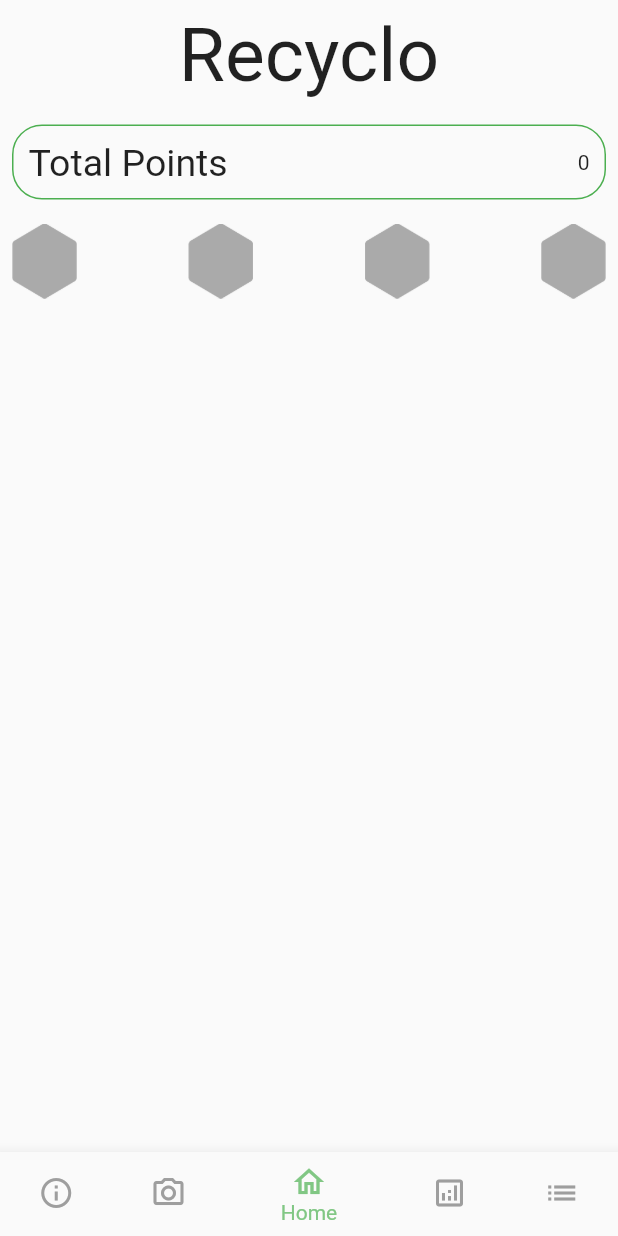
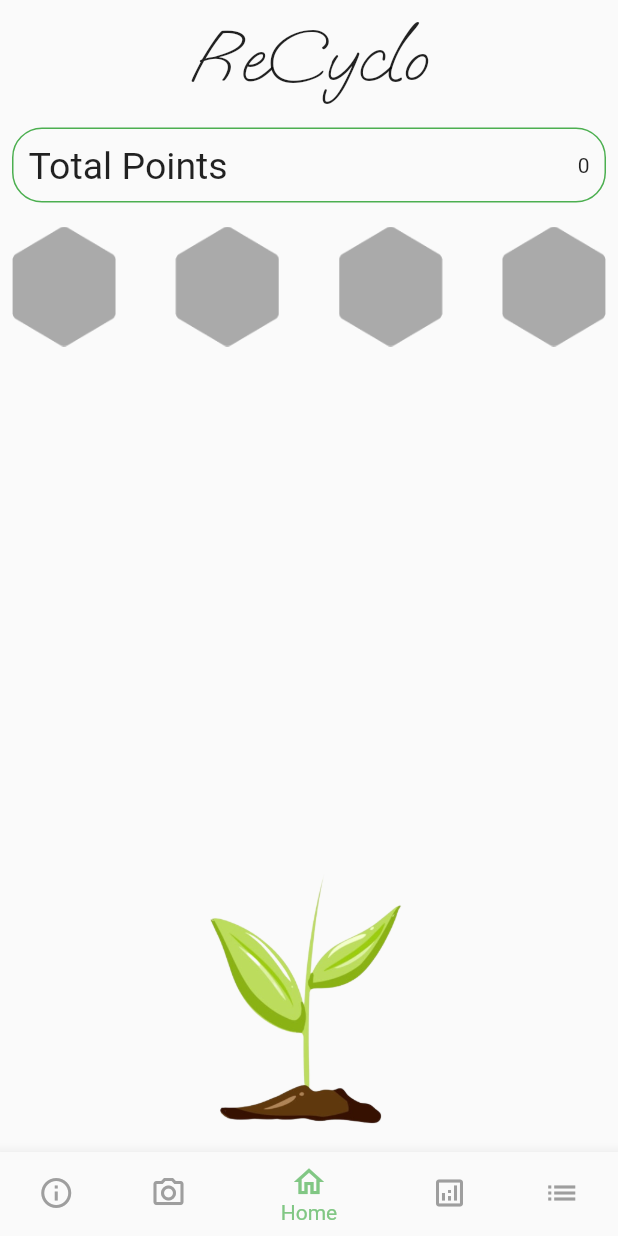
Before and after one commit to Artificially-Intelligent-Schulich/-Artificially-Intelligent, a Flutter app: the screen it shows after launch, on a phone screen of 412 x 824 dp. Run offline on Flutter 3.47's test engine with Material 2 defaults, Android fonts, the light colour scheme and no system bars; our stand-ins replace go_router.

Commit message:
updates to home page

```diff
--- a/recyclo/lib/models/user.dart
+++ b/recyclo/lib/models/user.dart
@@ -8,17 +8,33 @@ class User {
   final String email;
   final int points;
   late Badges badges;
-  late AssetImage tree;
+  Image tree;
   late List<Item> item;
 
   User({
     required this.name,
     required this.email,
     this.points = 0,
+    this.tree = const Image(image: AssetImage('assets/images/sprout.png')),
   });
 
   void setupUser() {
     badges = Badges(points: points);
-    tree = AssetImage('');
+  }
+
+  Image determineTree() {
+    if (points <= 5) {
+      tree = const Image(
+        image: AssetImage('assets/images/sprout.png'),
+        height: 200,
+      );
+    } else if (points <= 10) {
+      tree = const Image(image: AssetImage('assets/images/smalltree.png'));
+    } else if (points <= 15) {
+      tree = const Image(image: AssetImage('assets/images/bigtree2.png'));
+    } else {
+      tree = const Image(image: AssetImage('assets/images/forest.png'));
+    }
+    return tree;
   }
 }
--- a/recyclo/lib/widgets/badges.dart
+++ b/recyclo/lib/widgets/badges.dart
@@ -44,11 +44,11 @@ class Badges extends StatelessWidget {
     determineBadges();
     return Row(children: <Widget>[
       Image(image: displayedBadges[0]),
-      Spacer(),
+      const Spacer(),
       Image(image: displayedBadges[1]),
-      Spacer(),
+      const Spacer(),
       Image(image: displayedBadges[2]),
-      Spacer(),
+      const Spacer(),
       Image(image: displayedBadges[3]),
     ]);
   }
--- a/recyclo/lib/widgets/home_widget.dart
+++ b/recyclo/lib/widgets/home_widget.dart
@@ -20,10 +20,8 @@ class HomeWidget extends StatelessWidget {
             const Padding(
               padding: EdgeInsets.all(8.0),
               child: Text(
-              'Recyclo',
-              style: TextStyle(
-                fontSize: 50,
-              ),
+                'ReCyclo',
+                style: TextStyle(fontSize: 50, fontFamily: 'OoohBaby'),
               ),
             ),
             Padding(
@@ -41,13 +39,13 @@ class HomeWidget extends StatelessWidget {
                   padding: const EdgeInsets.all(10.0),
                   child: Row(
                     children: <Widget>[
-                    Text(
+                      const Text(
                         'Total Points',
                         style: TextStyle(
                           fontSize: 25,
                         ),
                       ),
-                    Spacer(),
+                      const Spacer(),
                       Text(
                         '${user.points}',
                       ),
@@ -60,12 +58,18 @@ class HomeWidget extends StatelessWidget {
               padding: const EdgeInsets.all(8.0),
               child: SizedBox(
                 width: double.infinity,
-              height: 50,
+                height: 80,
                 child: Badges(points: user.points),
               ),
             ),
+            const Spacer(),
+            Padding(
+              padding: EdgeInsets.all(8.0),
+              child: user.determineTree(),
+            )
           ],
-      )),
+        ),
+      ),
     );
   }
 }
```
Also changed, not shown: recyclo/pubspec.yaml (+4 -6 lines), recyclo/assets/fonts/OoohBaby-Regular.ttf (added), recyclo/assets/images/bigtree2.png (added), recyclo/assets/images/forest.png (added), recyclo/assets/images/smalltree.png (added), recyclo/assets/images/smoltree.png (added), recyclo/assets/images/sprout.png (added). Lines whose indentation alone changed are shown as unchanged.
